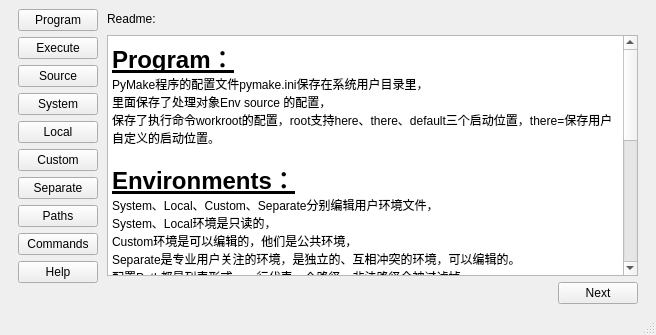
Qt form tools/pyedit/mainwindow.ui (AbelTian/PyMake) before a commit.
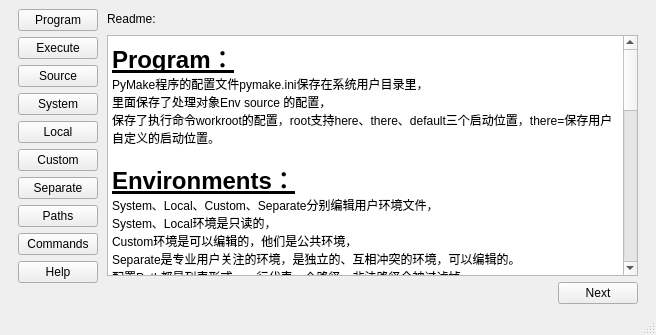
The same form after that commit. The open tabs and pages were chosen to show the change.

Commit message: update pyedit readme

The edit to the form file:
```diff
--- a/tools/pyedit/mainwindow.ui
+++ b/tools/pyedit/mainwindow.ui
@@ -1372,6 +1372,16 @@
 &lt;p style=&quot; margin-top:0px; margin-bottom:0px; margin-left:0px; margin-right:0px; -qt-block-indent:0; text-indent:0px;&quot;&gt;删除命令，会根据用户输入的CmdName，删除Item然后选中下一个Item，会直接保存到文件，&lt;/p&gt;
 &lt;p style=&quot; margin-top:0px; margin-bottom:0px; margin-left:0px; margin-right:0px; -qt-block-indent:0; text-indent:0px;&quot;&gt;修改命令内容必须点击Save才会保存到文件，支持CTRL-S保存。&lt;/p&gt;
 &lt;p style=&quot;-qt-paragraph-type:empty; margin-top:0px; margin-bottom:0px; margin-left:0px; margin-right:0px; -qt-block-indent:0; text-indent:0px;&quot;&gt;&lt;br /&gt;&lt;/p&gt;
+&lt;p style=&quot;-qt-paragraph-type:empty; margin-top:0px; margin-bottom:0px; margin-left:0px; margin-right:0px; -qt-block-indent:0; text-indent:0px;&quot;&gt;&lt;br /&gt;&lt;/p&gt;
+&lt;p style=&quot; margin-top:0px; margin-bottom:0px; margin-left:0px; margin-right:0px; -qt-block-indent:0; text-indent:0px;&quot;&gt;                                  &lt;span style=&quot; font-size:24pt;&quot;&gt;PyMake简介&lt;/span&gt;&lt;/p&gt;
+&lt;p style=&quot; margin-top:0px; margin-bottom:0px; margin-left:0px; margin-right:0px; -qt-block-indent:0; text-indent:0px;&quot;&gt;    把用户的冲突环境保存在环境文件里。&lt;/p&gt;
+&lt;p style=&quot; margin-top:0px; margin-bottom:0px; margin-left:0px; margin-right:0px; -qt-block-indent:0; text-indent:0px;&quot;&gt;    这是PyMake设计的初衷，本地公共环境的加入、自定义公共环境的加入，&lt;/p&gt;
+&lt;p style=&quot; margin-top:0px; margin-bottom:0px; margin-left:0px; margin-right:0px; -qt-block-indent:0; text-indent:0px;&quot;&gt;都是对系统环境的补充需要而加入的，并且后来为了执行方便，加入了执行功能、实时环境执行功能。&lt;/p&gt;
+&lt;p style=&quot; margin-top:0px; margin-bottom:0px; margin-left:0px; margin-right:0px; -qt-block-indent:0; text-indent:0px;&quot;&gt;    PyMake是对用户环境文件处理的程序。由于在环境文件中引入了脚本的概念，&lt;/p&gt;
+&lt;p style=&quot; margin-top:0px; margin-bottom:0px; margin-left:0px; margin-right:0px; -qt-block-indent:0; text-indent:0px;&quot;&gt;用户很方便的把自己常用的命令保存进来，利用PyEdit，一边查看、修改命令，一边在终端执行命令。&lt;/p&gt;
+&lt;p style=&quot; margin-top:0px; margin-bottom:0px; margin-left:0px; margin-right:0px; -qt-block-indent:0; text-indent:0px;&quot;&gt;    PyMake帮助用户有效的实现半自动化管理电子计算机的任务过程。用户只需要敲击自定义的命令，&lt;/p&gt;
+&lt;p style=&quot; margin-top:0px; margin-bottom:0px; margin-left:0px; margin-right:0px; -qt-block-indent:0; text-indent:0px;&quot;&gt;内部就可以进行反复的、不间断的执行。用户制定的多项并行任务，从出发到结束，敲击一次命令就可以完成。&lt;/p&gt;
+&lt;p style=&quot; margin-top:0px; margin-bottom:0px; margin-left:0px; margin-right:0px; -qt-block-indent:0; text-indent:0px;&quot;&gt;    PyMake是本地化的，用户通过PyMake操作电子计算机本地环境。&lt;/p&gt;
 &lt;p style=&quot;-qt-paragraph-type:empty; margin-top:0px; margin-bottom:0px; margin-left:0px; margin-right:0px; -qt-block-indent:0; text-indent:0px;&quot;&gt;&lt;br /&gt;&lt;/p&gt;&lt;/body&gt;&lt;/html&gt;</string>
           </property>
          </widget>
```
Left out of the diff: 2 changed lines with no effect on the pictures.
